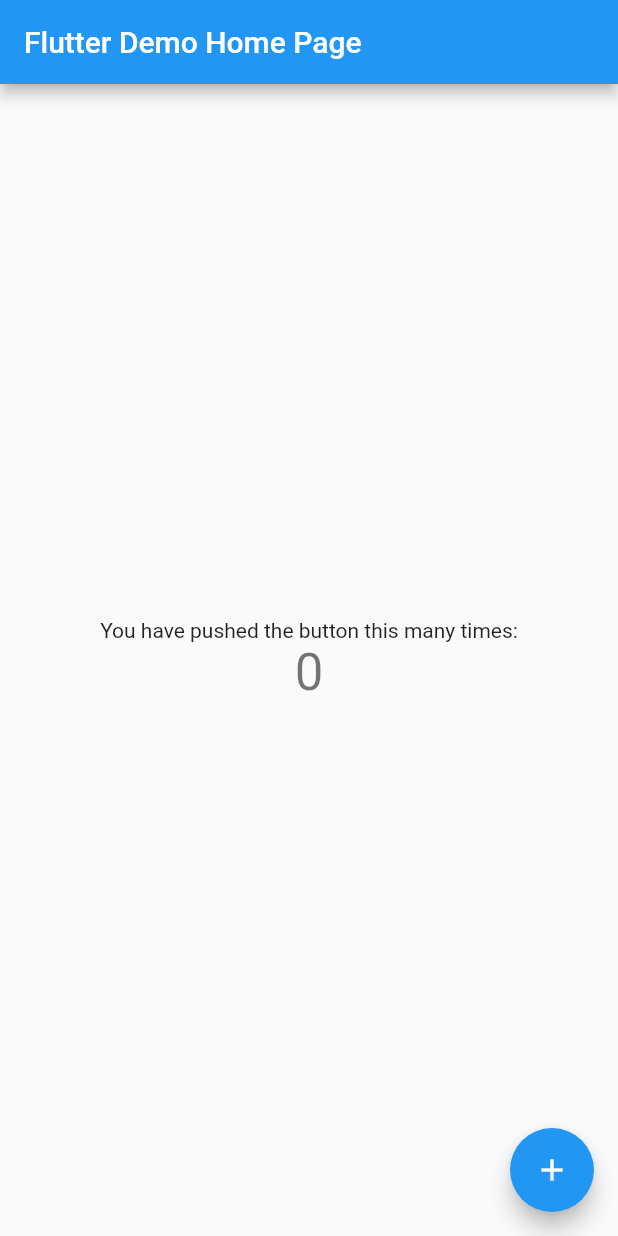
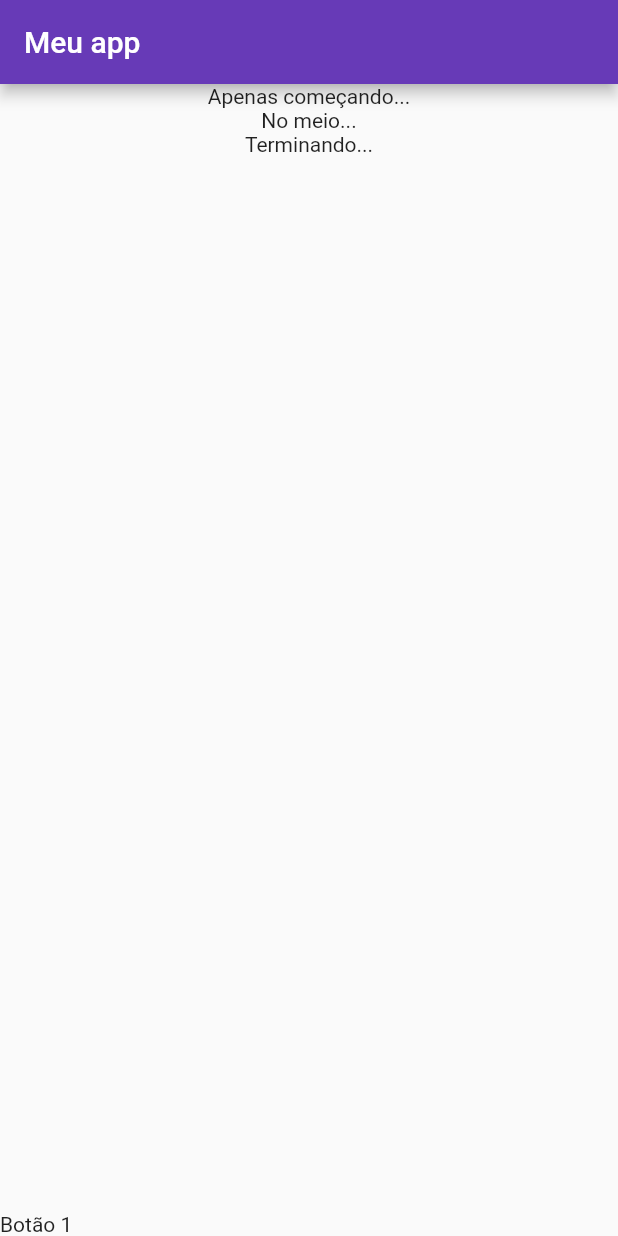
Before and after one commit to SusuGostoso/Susu-POO-I, a Flutter app: the screen it shows after launch, on a phone screen of 412 x 824 dp. Run offline on Flutter 3.47's test engine with Material 2 defaults, Android fonts, the phone set to English and light mode, and no system bars.

Commit message:
Preparação do código da receita1 feito

```diff
--- a/lib/main.dart
+++ b/lib/main.dart
@@ -1,115 +1,18 @@
 import 'package:flutter/material.dart';
 
 void main() {
-  runApp(const MyApp());
+  MaterialApp app = MaterialApp(
+      theme: ThemeData(primarySwatch: Colors.deepPurple),
+      home: Scaffold(
+        appBar: AppBar(title: Text("Meu app")),
+        body: Center(
+            child: Column(children: [
+          Text("Apenas começando..."),
+          Text("No meio..."),
+          Text("Terminando...")
+        ])),
+        bottomNavigationBar: Text("Botão 1"),
+      ));
+
+  runApp(app);
 }
-
-class MyApp extends StatelessWidget {
-  const MyApp({super.key});
-
-  // This widget is the root of your application.
-  @override
-  Widget build(BuildContext context) {
-    return MaterialApp(
-      title: 'Flutter Demo',
-      theme: ThemeData(
-        // This is the theme of your application.
-        //
-        // Try running your application with "flutter run". You'll see the
-        // application has a blue toolbar. Then, without quitting the app, try
-        // changing the primarySwatch below to Colors.green and then invoke
-        // "hot reload" (press "r" in the console where you ran "flutter run",
-        // or simply save your changes to "hot reload" in a Flutter IDE).
-        // Notice that the counter didn't reset back to zero; the application
-        // is not restarted.
-        primarySwatch: Colors.blue,
-      ),
-      home: const MyHomePage(title: 'Flutter Demo Home Page'),
-    );
-  }
-}
-
-class MyHomePage extends StatefulWidget {
-  const MyHomePage({super.key, required this.title});
-
-  // This widget is the home page of your application. It is stateful, meaning
-  // that it has a State object (defined below) that contains fields that affect
-  // how it looks.
-
-  // This class is the configuration for the state. It holds the values (in this
-  // case the title) provided by the parent (in this case the App widget) and
-  // used by the build method of the State. Fields in a Widget subclass are
-  // always marked "final".
-
-  final String title;
-
-  @override
-  State<MyHomePage> createState() => _MyHomePageState();
-}
-
-class _MyHomePageState extends State<MyHomePage> {
-  int _counter = 0;
-
-  void _incrementCounter() {
-    setState(() {
-      // This call to setState tells the Flutter framework that something has
-      // changed in this State, which causes it to rerun the build method below
-      // so that the display can reflect the updated values. If we changed
-      // _counter without calling setState(), then the build method would not be
-      // called again, and so nothing would appear to happen.
-      _counter++;
-    });
-  }
-
-  @override
-  Widget build(BuildContext context) {
-    // This method is rerun every time setState is called, for instance as done
-    // by the _incrementCounter method above.
-    //
-    // The Flutter framework has been optimized to make rerunning build methods
-    // fast, so that you can just rebuild anything that needs updating rather
-    // than having to individually change instances of widgets.
-    return Scaffold(
-      appBar: AppBar(
-        // Here we take the value from the MyHomePage object that was created by
-        // the App.build method, and use it to set our appbar title.
-        title: Text(widget.title),
-      ),
-      body: Center(
-        // Center is a layout widget. It takes a single child and positions it
-        // in the middle of the parent.
-        child: Column(
-          // Column is also a layout widget. It takes a list of children and
-          // arranges them vertically. By default, it sizes itself to fit its
-          // children horizontally, and tries to be as tall as its parent.
-          //
-          // Invoke "debug painting" (press "p" in the console, choose the
-          // "Toggle Debug Paint" action from the Flutter Inspector in Android
-          // Studio, or the "Toggle Debug Paint" command in Visual Studio Code)
-          // to see the wireframe for each widget.
-          //
-          // Column has various properties to control how it sizes itself and
-          // how it positions its children. Here we use mainAxisAlignment to
-          // center the children vertically; the main axis here is the vertical
-          // axis because Columns are vertical (the cross axis would be
-          // horizontal).
-          mainAxisAlignment: MainAxisAlignment.center,
-          children: <Widget>[
-            const Text(
-              'You have pushed the button this many times:',
-            ),
-            Text(
-              '$_counter',
-              style: Theme.of(context).textTheme.headlineMedium,
-            ),
-          ],
-        ),
-      ),
-      floatingActionButton: FloatingActionButton(
-        onPressed: _incrementCounter,
-        tooltip: 'Increment',
-        child: const Icon(Icons.add),
-      ), // This trailing comma makes auto-formatting nicer for build methods.
-    );
-  }
-}
```
